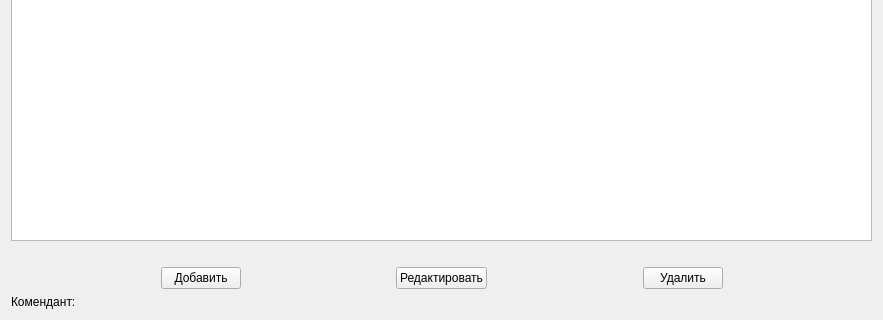
rogurotus/Work, file Proto/work_proto/managedatabase.ui: the form before one commit; both pictures show x 0 to 883 and y 240 to 560 of the 883 by 560 pixel window.
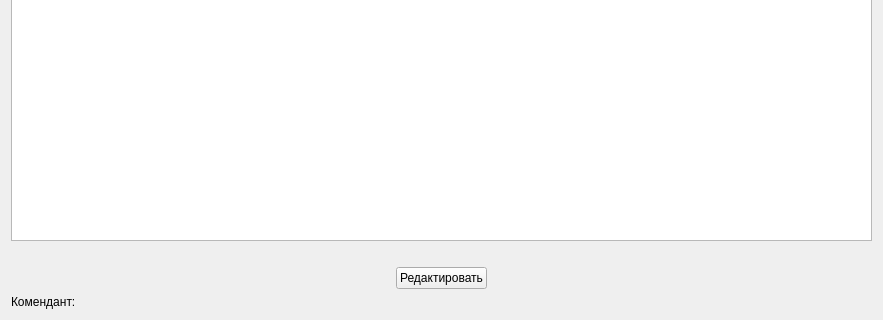
The form after the commit.

Commit message: delete buttons commit

Diff of the .ui file:
```diff
--- a/Proto/work_proto/managedatabase.ui
+++ b/Proto/work_proto/managedatabase.ui
@@ -35,26 +35,6 @@
    </item>
    <item>
     <layout class="QHBoxLayout" name="horizontalLayout">
-     <item>
-      <spacer name="horizontalSpacer">
-       <property name="orientation">
-        <enum>Qt::Horizontal</enum>
-       </property>
-       <property name="sizeHint" stdset="0">
-        <size>
-         <width>40</width>
-         <height>20</height>
-        </size>
-       </property>
-      </spacer>
-     </item>
-     <item>
-      <widget class="QPushButton" name="pushButton">
-       <property name="text">
-        <string>Добавить</string>
-       </property>
-      </widget>
-     </item>
      <item>
       <spacer name="horizontalSpacer_4">
        <property name="orientation">
@@ -88,26 +68,6 @@
        </property>
       </spacer>
      </item>
-     <item>
-      <widget class="QPushButton" name="pushButton_2">
-       <property name="text">
-        <string>Удалить</string>
-       </property>
-      </widget>
-     </item>
-     <item>
-      <spacer name="horizontalSpacer_3">
-       <property name="orientation">
-        <enum>Qt::Horizontal</enum>
-       </property>
-       <property name="sizeHint" stdset="0">
-        <size>
-         <width>40</width>
-         <height>20</height>
-        </size>
-       </property>
-      </spacer>
-     </item>
     </layout>
    </item>
    <item>
```
The commit also changes 7 other files.
